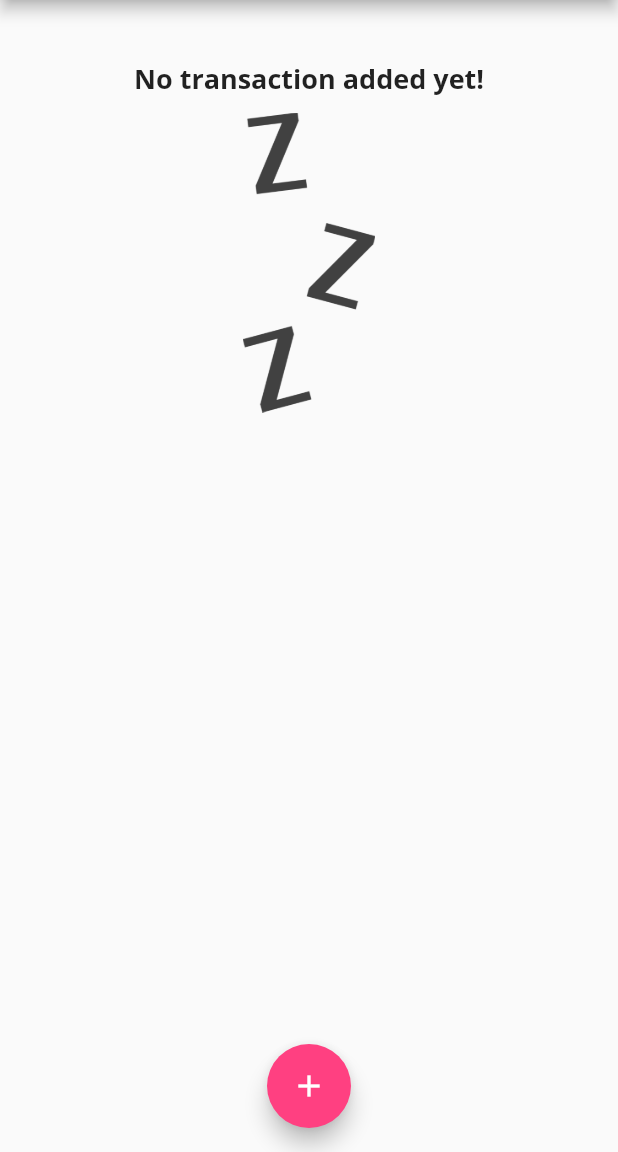
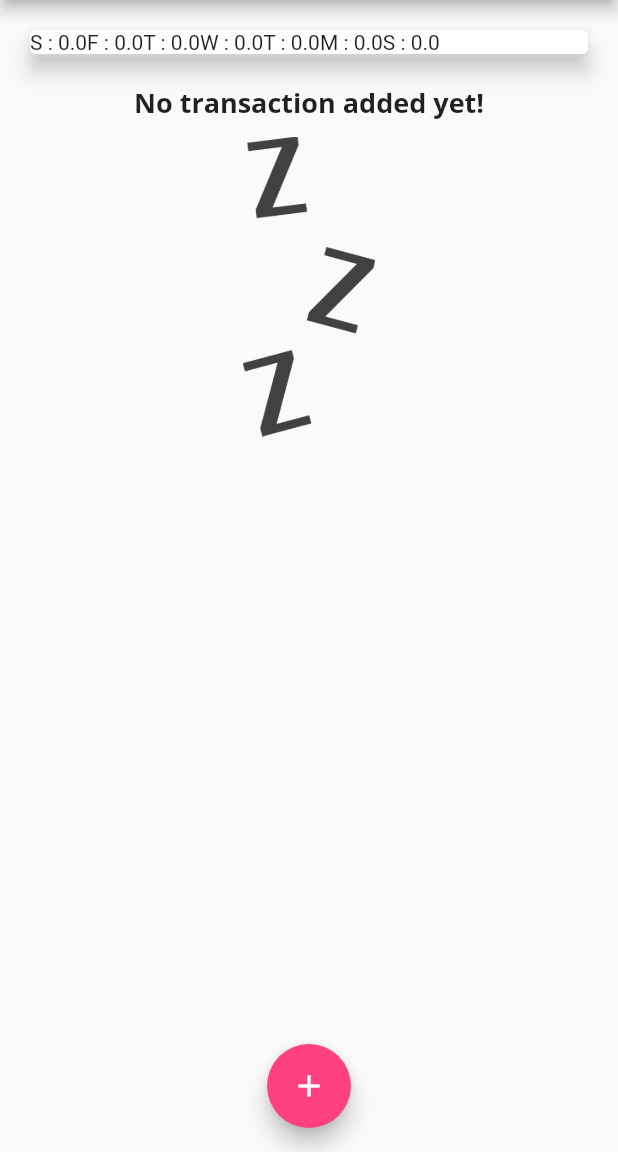
Before and after one commit to joneldominic/uc_personal_expense_app, a Flutter app: the screen it shows after launch, on a phone screen of 412 x 824 dp, the part 84-1236 px from its top. Run offline on Flutter 3.47's test engine with Material 2 defaults, Android fonts, the phone set to English and light mode, and no system bars.

Commit message:
101. Creating Bars for our Chart

```diff
--- a/lib/widgets/chart.dart
+++ b/lib/widgets/chart.dart
@@ -25,20 +25,21 @@ class Chart extends StatelessWidget {
       print(DateFormat.E().format(weekDay));
       print(recentWeeklySum);
 
-      return {'day': DateFormat.E().format(weekDay), 'amount': recentWeeklySum};
+      return {'day': DateFormat.E().format(weekDay).substring(0,1), 'amount': recentWeeklySum};
     });
   }
 
   @override
   Widget build(BuildContext context) {
-
     print(groupedTransactionValues);
 
     return Card(
       elevation: 6,
       margin: EdgeInsets.all(20),
       child: Row(
-        children: <Widget>[],
+        children: groupedTransactionValues.map((data) {
+          return Text('${data['day']} : ${data['amount']}');
+        }).toList(),
       ),
     );
   }
```
Also changed, not shown: lib/widgets/chart_bar.dart (added, +49 -0 lines).
